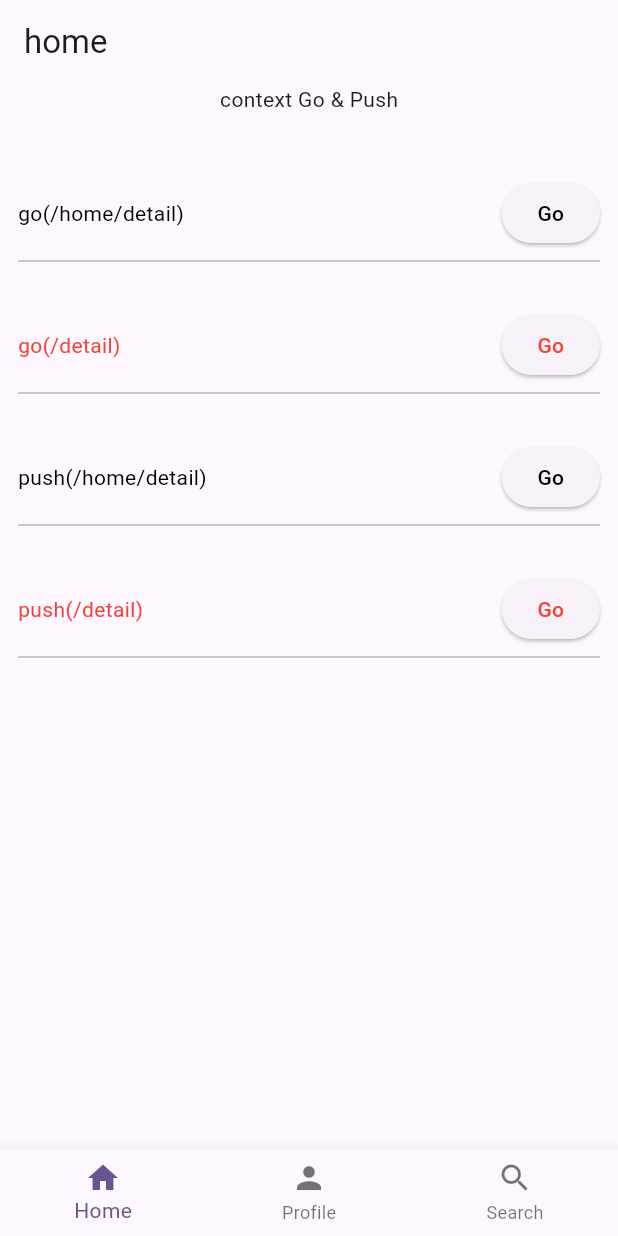
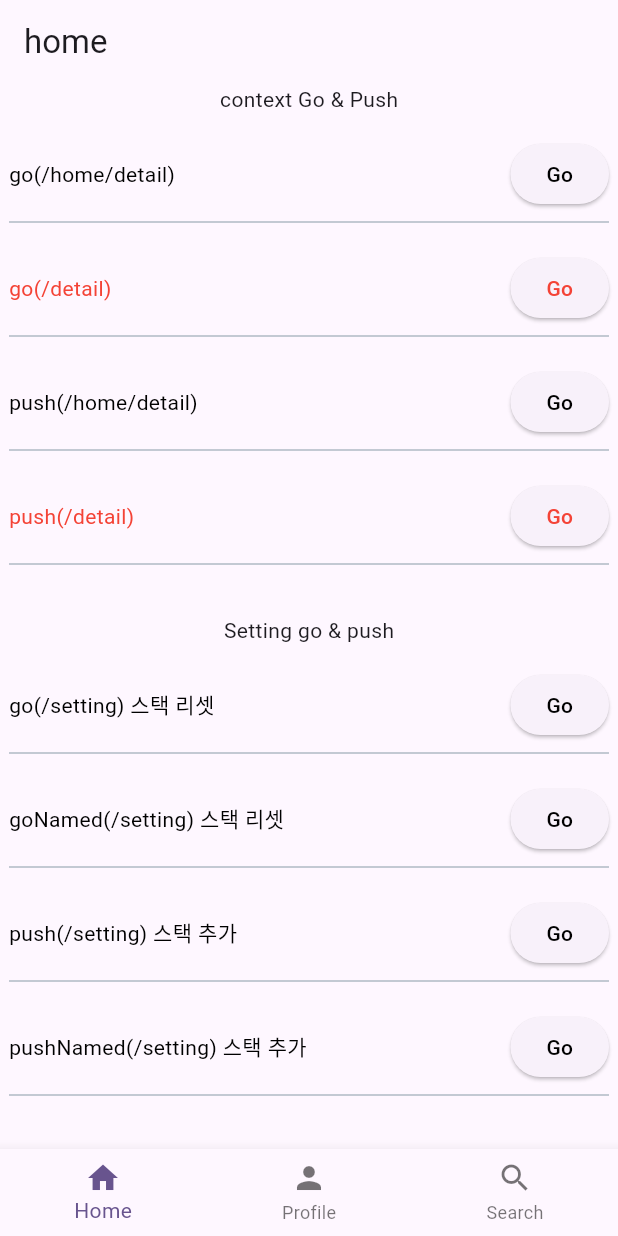
Before and after one commit to kiruya80/flutter_example_base, a Flutter app: the screen it shows after launch, on a phone screen of 412 x 824 dp. Run offline on Flutter 3.47's test engine with Material 3 defaults, Android fonts, the phone set to English and light mode, and no system bars; our stand-ins replace dartz, go_router, logger.

Commit message:
2025.5.25 StatefulShellRoute 내 화면 이동 확인 go, push, goName

```diff
--- a/lib/presentation/routes/tab_navigator/app_router.dart
+++ b/lib/presentation/routes/tab_navigator/app_router.dart
@@ -5,10 +5,12 @@ import 'package:go_router/go_router.dart';
 import '../../../core/base_state.dart';
 import '../../../my_app.dart';
 import '../../screen/detail_screen.dart';
+import '../../screen/setting_screen.dart';
 import '../../screen/tab_navigator/home_tab.dart';
 import '../../screen/tab_navigator/profile_tab.dart';
 import '../../screen/tab_navigator/search_tab.dart';
 import '../app_routes.dart';
+import '../auth_routes.dart';
 import '../home_routes.dart';
 import '../my_route_observer.dart';
 import '../profile_routes.dart';
@@ -74,6 +76,12 @@ class AppRouter {
         //   ),
         // ],
       ),
+      GoRoute(
+        name: AppRoutes.setting.name,
+        path: AppRoutes.setting.path,
+        builder: (context, state) => SettingScreen(),
+      ),
+      ...authRoutes
     ],
   );
 }
--- a/lib/presentation/screen/tab_navigator/home_tab.dart
+++ b/lib/presentation/screen/tab_navigator/home_tab.dart
@@ -1,4 +1,3 @@
-import 'package:flutter/cupertino.dart';
 import 'package:flutter/material.dart';
 import 'package:go_router/go_router.dart';
 
@@ -21,11 +20,11 @@ class _HomeTabState extends BaseState<HomeTab> {
 
     return Scaffold(
       appBar: AppBar(title: Text(AppTabRoutes.home.name)),
-      body: Center(
+      body: SingleChildScrollView(
         child: Column(
           children: [
             Text('context Go & Push'),
-            const SizedBox(height: 30),
+            const SizedBox(height: 10),
             RouterMoveItem('go(/home/detail)', () {
               // context.go('${AppTabRoutes.home.path}/${AppTabRoutes.detail.path}'); // context.go('/home/detail');
               //     context.pushNamed('details', pathParameters: {'id': '123'});
@@ -43,6 +42,30 @@ class _HomeTabState extends BaseState<HomeTab> {
             RouterMoveItem('push(/detail)', () {
               context.push('/detail');
             }, isError: true),
+
+            const SizedBox(height: 20),
+            Text('Setting go & push'),
+            const SizedBox(height: 10),
+
+            /// 스택 리셋 back 불가
+            RouterMoveItem('go(/setting) 스택 리셋', () {
+              context.go(AppRoutes.setting.path);
+            }),
+
+            /// 스택 리셋 back 불가
+            RouterMoveItem('goNamed(/setting) 스택 리셋', () {
+              context.goNamed(AppRoutes.setting.name);
+            }),
+
+            /// 스택 추가 back 가능
+            RouterMoveItem('push(/setting) 스택 추가', () {
+              context.push(AppRoutes.setting.path);
+            }),
+
+            /// 스택 추가 back 가능
+            RouterMoveItem('pushNamed(/setting) 스택 추가', () {
+              context.pushNamed(AppRoutes.setting.name);
+            }),
           ],
         ),
       ),
--- a/lib/presentation/screen/tab_navigator/profile_tab.dart
+++ b/lib/presentation/screen/tab_navigator/profile_tab.dart
@@ -1,5 +1,4 @@
 import 'package:flutter/material.dart';
-import 'package:flutter_example_base/domain/entities/route_info.dart';
 import 'package:go_router/go_router.dart';
 
 import '../../../core/base_state.dart';
@@ -27,22 +26,30 @@ class _ProfileTabState extends BaseState<ProfileTab> {
         child: Column(
           children: [
             Text('context goNamed'),
-            const SizedBox(height: 30),
+            const SizedBox(height: 10),
 
             RouterMoveItem('goNamed(profileDetail)', () {
               context.goNamed(AppTabRoutes.profileDetail.name);
             }, isError: true),
 
-            RouterMoveItem('goNamed(profileDetail, pathParameters: {id: 123})', () {
+            RouterMoveItem('goNamed(profileDetail, \npathParameters: {id: 123})', () {
               context.goNamed(AppTabRoutes.profileDetail.name, pathParameters: {'id': '123'});
             }),
 
-            RouterMoveItem('goNamed(profileDetail, queryParameters: {title: profile})', () {
+            RouterMoveItem('goNamed(profileDetail, \nqueryParameters: {title: profile})', () {
               context.goNamed(
                 AppTabRoutes.profileDetail.name,
                 queryParameters: {'title': 'profile'},
               );
             }, isError: true),
+
+            const SizedBox(height: 20),
+            Text('context pushNamed'),
+            const SizedBox(height: 10),
+
+            RouterMoveItem('push(/profile/detail, \npathParameters: {id: 123}', () {
+              context.pushNamed(AppTabRoutes.profileDetail.name, pathParameters: {'id': '123'});
+            }),
           ],
         ),
       ),
--- a/lib/presentation/screen/tab_navigator/search_tab.dart
+++ b/lib/presentation/screen/tab_navigator/search_tab.dart
@@ -37,8 +37,8 @@ class _SearchTabState extends BaseState<SearchTab> {
       body: Center(
         child: Column(
           children: [
-            Text('context Go'),
-            const SizedBox(height: 30),
+            Text('context Go path'),
+            const SizedBox(height: 10),
 
             RouterMoveItem('go(/search/detail)', () {
               context.go('/search/detail');
@@ -52,6 +52,19 @@ class _SearchTabState extends BaseState<SearchTab> {
             RouterMoveItem('go(/search/detail/123?query=ddddddd)', () {
               context.go(AppTabRoutes.searchDetailFullPath(id: '123', query: {'query': 'ddddddd'}));
             }),
+
+            const SizedBox(height: 20),
+            Text('context push'),
+            const SizedBox(height: 10),
+
+            RouterMoveItem('push(/search/detail/123)', () {
+              context.push('/search/detail/123');
+            }),
+
+            RouterMoveItem('push(/search/detail/123?query=ddddddd)', () {
+              context.push(AppTabRoutes.searchDetailFullPath(id: '123', query: {'query': 'ddddddd'}));
+            }),
+
           ],
         ),
       ),
--- a/lib/presentation/summary.txt
+++ b/lib/presentation/summary.txt
@@ -10,8 +10,9 @@ push()  스택 위에 새 라우트를 추가
 
 메서드                  설명             스택 유지      라우트 이름 지원
 context.go(...)         전체 리셋 이동    ❌           ✅ 경로 기반
+context.goNamed(...)    이름 기반 이동    ❌           ✅
+
 context.push(...)       스택에 추가       ✅           ✅ 경로 기반
-context.goNamed(...)    이름 기반 이동    ❌           ✅
 context.pushNamed(...)  이름 기반 푸시    ✅           ✅ ✔️ 추천
 
 단,
--- a/lib/presentation/widgets/router_move_item.dart
+++ b/lib/presentation/widgets/router_move_item.dart
@@ -1,5 +1,4 @@
 import 'package:flutter/material.dart';
-import 'package:flutter/widgets.dart';
 import 'package:flutter_example_base/utils/print_log.dart';
 
 class RouterMoveItem extends StatelessWidget {
@@ -15,7 +14,7 @@ class RouterMoveItem extends StatelessWidget {
     // QcLog.d('title : $title , btnTitle : $btnTitle , isError : $isError , ');
 
     return Padding(
-      padding: const EdgeInsets.all(12.0),
+      padding: const EdgeInsets.all(6.0),
       child: Column(
         children: [
           Row(
```
Also changed, not shown: lib/presentation/routes/app_routes.dart (+10 -8 lines), lib/presentation/routes/home_routes.dart (+12 -12 lines), lib/presentation/screen/setting_screen.dart (added, +68 -0 lines).
